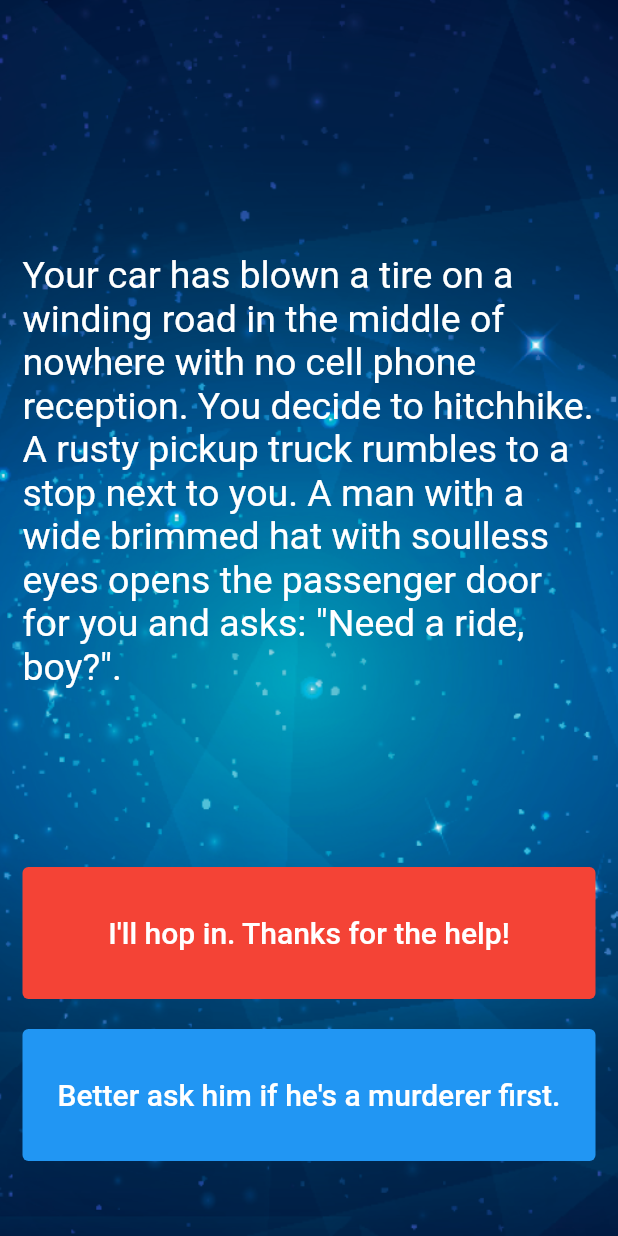
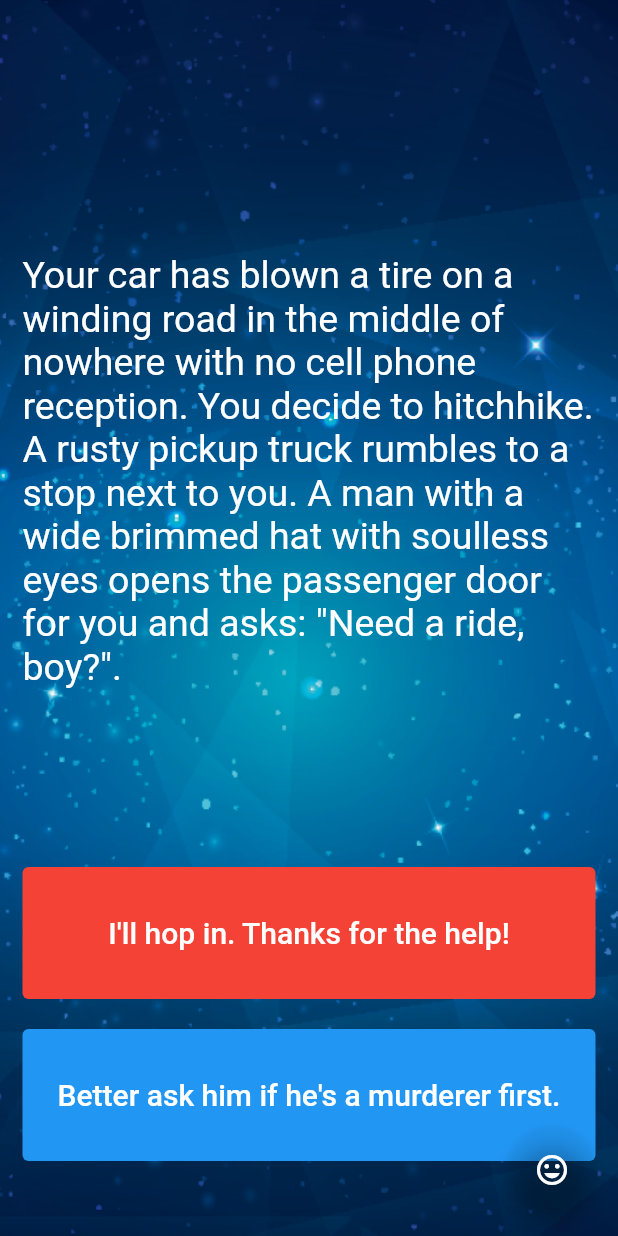
Before and after one commit to arodde/destiny_flutter, a Flutter app: the screen it shows after launch, on a phone screen of 412 x 824 dp. Run offline on Flutter 3.47's test engine with Material 2 defaults, Android fonts, the phone set to English and light mode, and no system bars.

Commit message:
basculement d'un langage à un autre ok

```diff
--- a/lib/main.dart
+++ b/lib/main.dart
@@ -3,10 +3,6 @@ import 'story_brain.dart';
 //TOD: Step 15 - ----> OK <----  Run the app and see if you can see the screen update with the first story. Delete this TODO if it looks as you expected.
 
 void main() => runApp(Destiny());
-// void main() {
-//   Story story = Story(storyTitle: "aa", choice1: "bb", choice2: "cc");
-//   story.pouet();
-// }
 
 class Destiny extends StatelessWidget {
   Widget build(BuildContext context) {
@@ -42,6 +38,29 @@ class _StoryPageState extends State<StoryPage> {
           child: Column(
             crossAxisAlignment: CrossAxisAlignment.stretch,
             children: <Widget>[
+              // Expanded(
+              //   flex: 1,
+              //   child: TextButton(
+              //     onPressed: () => showDialog<String>(
+              //       context: context,
+              //       builder: (BuildContext context) => AlertDialog(
+              //         title: const Text('AlertDialog Title'),
+              //         content: const Text('AlertDialog description'),
+              //         actions: <Widget>[
+              //           TextButton(
+              //             onPressed: () => storyBrain.chooseLanguage(false),
+              //             child: const Text('Cancel'),
+              //           ),
+              //           TextButton(
+              //             onPressed: () => storyBrain.chooseLanguage(false),
+              //             child: const Text('OK'),
+              //           ),
+              //         ],
+              //       ),
+              //     ),
+              //     child: const Text('Show Dialog'),
+              //   ),
+              // ),
               Expanded(
                 flex: 12,
                 child: Center(
@@ -115,6 +134,17 @@ class _StoryPageState extends State<StoryPage> {
           ),
         ),
       ),
+      floatingActionButton: FloatingActionButton(
+        onPressed: () {
+          setState(() {
+            storyBrain.chooseLanguage();
+          });
+        },
+        hoverElevation: 12.0,
+        child: const Icon(Icons.mood),
+        backgroundColor: Colors.transparent,
+        foregroundColor: Colors.white,
+      ),
     );
   }
 }
--- a/lib/story_brain.dart
+++ b/lib/story_brain.dart
@@ -5,7 +5,37 @@ import 'story.dart';
 class StoryBrain {
 //TOD: Step 7 - Uncomment the lines below to include storyData as a private property in StoryBrain. Hint: You might need to change something in story.dart to make this work.
 
-  List<Story> _storyDataEnglish = [];
+  List<Story> _storyDataEnglish = [
+    Story(
+        storyTitle:
+            'Your car has blown a tire on a winding road in the middle of nowhere with no cell phone reception. You decide to hitchhike. A rusty pickup truck rumbles to a stop next to you. A man with a wide brimmed hat with soulless eyes opens the passenger door for you and asks: "Need a ride, boy?".',
+        choice1: 'I\'ll hop in. Thanks for the help!',
+        choice2: 'Better ask him if he\'s a murderer first.'),
+    Story(
+        storyTitle: 'He nods slowly, unphased by the question.',
+        choice1: 'At least he\'s honest. I\'ll climb in.',
+        choice2: 'Wait, I know how to change a tire.'),
+    Story(
+        storyTitle:
+            'As you begin to drive, the stranger starts talking about his relationship with his mother. He gets angrier and angrier by the minute. He asks you to open the glovebox. Inside you find a bloody knife, two severed fingers, and a cassette tape of Elton John. He reaches for the glove box.',
+        choice1: 'I love Elton John! Hand him the cassette tape.',
+        choice2: 'It\'s him or me! You take the knife and stab him.'),
+    Story(
+        storyTitle:
+            'What? Such a cop out! Did you know traffic accidents are the second leading cause of accidental death for most adult age groups?',
+        choice1: 'Restart',
+        choice2: ''),
+    Story(
+        storyTitle:
+            'As you smash through the guardrail and careen towards the jagged rocks below you reflect on the dubious wisdom of stabbing someone while they are driving a car you are in.',
+        choice1: 'Restart',
+        choice2: ''),
+    Story(
+        storyTitle:
+            'You bond with the murderer while crooning verses of "Can you feel the love tonight". He drops you off at the next town. Before you go he asks you if you know any good places to dump bodies. You reply: "Try the pier".',
+        choice1: 'Restart',
+        choice2: '')
+  ];
   List<Story> _storyData = [
     Story(
         storyTitle:
@@ -114,6 +144,15 @@ class StoryBrain {
   void restart() {
     this._storyNumber = 0;
   }
+
+  void chooseLanguage() {
+    if (_storyData.elementAt(0).storyTitle ==
+        _storyDataEnglish.elementAt(0).storyTitle) {
+      _storyData = _storyDataFrench;
+    } else {
+      _storyData = _storyDataEnglish;
+    }
+  }
 }
 
 //TOD: Step 23 - Use the storyNumber property inside getStory(), getChoice1() and getChoice2() so that it gets the updated story and choices rather than always just the first (0th) one.
```
